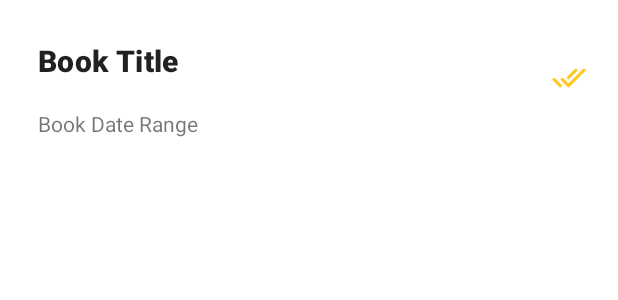
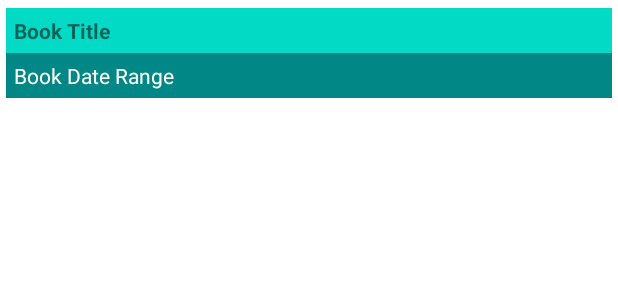
Before and after one commit to murtest/Library, an Android app: the layout list_item_book.xml on its own in the app's theme, with its tools: preview values and no code run, on a phone screen of 412 x 824 dp. Shown: the top 300 px of the screen. Run offline under Robolectric (Android 15) with nearby library versions, the phone set to English and light mode, and no system bars.

Commit message:
Revert "finished chapter11challenge1"
This reverts commit 68fe6c2997dd00cf6209fdc629579c59d9bb8ed5.

```diff
--- a/app/src/main/java/ru/murtest/library/BookListAdapter.kt
+++ b/app/src/main/java/ru/murtest/library/BookListAdapter.kt
@@ -1,6 +1,5 @@
 package ru.murtest.library
 
-import android.icu.text.DateFormat
 import android.view.LayoutInflater
 import android.view.View
 import android.view.ViewGroup
@@ -8,7 +7,6 @@ import android.widget.Toast
 import androidx.recyclerview.widget.RecyclerView
 import ru.murtest.library.databinding.FragmentBookListBinding
 import ru.murtest.library.databinding.ListItemBookBinding
-import java.util.Date
 
 class BookListAdapter(private val books: List<Book>) :
     RecyclerView.Adapter<BookListAdapter.BookHolder>() {
@@ -28,12 +26,6 @@ class BookListAdapter(private val books: List<Book>) :
                     Toast.LENGTH_SHORT
                 ).show()
             }
-
-            binding.bookFinished.visibility = if (book.isFinished) {
-                View.VISIBLE
-            } else {
-                View.GONE
-            }
         }
     }
 
--- a/app/src/main/res/drawable/ic_finished.xml
+++ /dev/null
@@ -1,5 +0,0 @@
-<vector android:height="24dp" android:tint="#FFC414"
-    android:viewportHeight="24" android:viewportWidth="24"
-    android:width="24dp" xmlns:android="http://schemas.android.com/apk/res/android">
-    <path android:fillColor="@android:color/white" android:pathData="M18,7l-1.41,-1.41 -6.34,6.34 1.41,1.41L18,7zM22.24,5.59L11.66,16.17 7.48,12l-1.41,1.41L11.66,19l12,-12 -1.42,-1.41zM0.41,13.41L6,19l1.41,-1.41L1.83,12 0.41,13.41z"/>
-</vector>
--- a/app/src/main/res/layout/list_item_book.xml
+++ b/app/src/main/res/layout/list_item_book.xml
@@ -1,50 +1,30 @@
 <?xml version="1.0" encoding="utf-8"?>
-<androidx.constraintlayout.widget.ConstraintLayout xmlns:android="http://schemas.android.com/apk/res/android"
+<LinearLayout xmlns:android="http://schemas.android.com/apk/res/android"
     xmlns:app="http://schemas.android.com/apk/res-auto"
     xmlns:tools="http://schemas.android.com/tools"
-    android:id="@+id/linearLayout"
+    android:orientation="vertical"
     android:layout_width="match_parent"
     android:layout_height="wrap_content"
-    android:paddingHorizontal="4dp"
-    android:paddingVertical="5dp">
+    android:paddingVertical="5dp"
+    android:paddingHorizontal="4dp">
 
     <TextView
         android:id="@+id/book_title"
-        android:layout_width="0dp"
+        android:layout_width="match_parent"
         android:layout_height="wrap_content"
-        android:layout_marginStart="16dp"
-        android:layout_marginTop="16dp"
-        android:layout_marginEnd="8dp"
-        android:padding="5dp"
-        android:textAppearance="?attr/textAppearanceHeadline6"
+        tools:text="Book Title"
+        android:background="@color/teal_200"
         android:textStyle="bold"
-        app:layout_constraintEnd_toStartOf="@+id/book_finished"
-        app:layout_constraintStart_toStartOf="parent"
-        app:layout_constraintTop_toTopOf="parent"
-        tools:text="Book Title" />
+        android:padding="5dp"/>
 
     <TextView
         android:id="@+id/book_date_range"
-        android:layout_width="0dp"
+        android:layout_width="match_parent"
         android:layout_height="wrap_content"
-        android:layout_marginStart="16dp"
-        android:layout_marginTop="8dp"
-        android:layout_marginEnd="8dp"
-        android:padding="5dp"
-        app:layout_constraintEnd_toStartOf="@+id/book_finished"
-        app:layout_constraintStart_toStartOf="parent"
-        app:layout_constraintTop_toBottomOf="@+id/book_title"
-        tools:text="Book Date Range" />
-
-    <ImageView
-        android:id="@+id/book_finished"
-        android:layout_width="25dp"
-        android:layout_height="23dp"
-        android:layout_marginEnd="16dp"
-        app:layout_constraintBottom_toBottomOf="parent"
-        app:layout_constraintEnd_toEndOf="parent"
-        app:layout_constraintTop_toTopOf="parent"
-        app:srcCompat="@drawable/ic_finished" />
+        tools:text="Book Date Range"
+        android:background="@color/teal_700"
+        android:textColor="@color/white"
+        android:padding="5dp"/>
 
 
-</androidx.constraintlayout.widget.ConstraintLayout>
+</LinearLayout>
```
